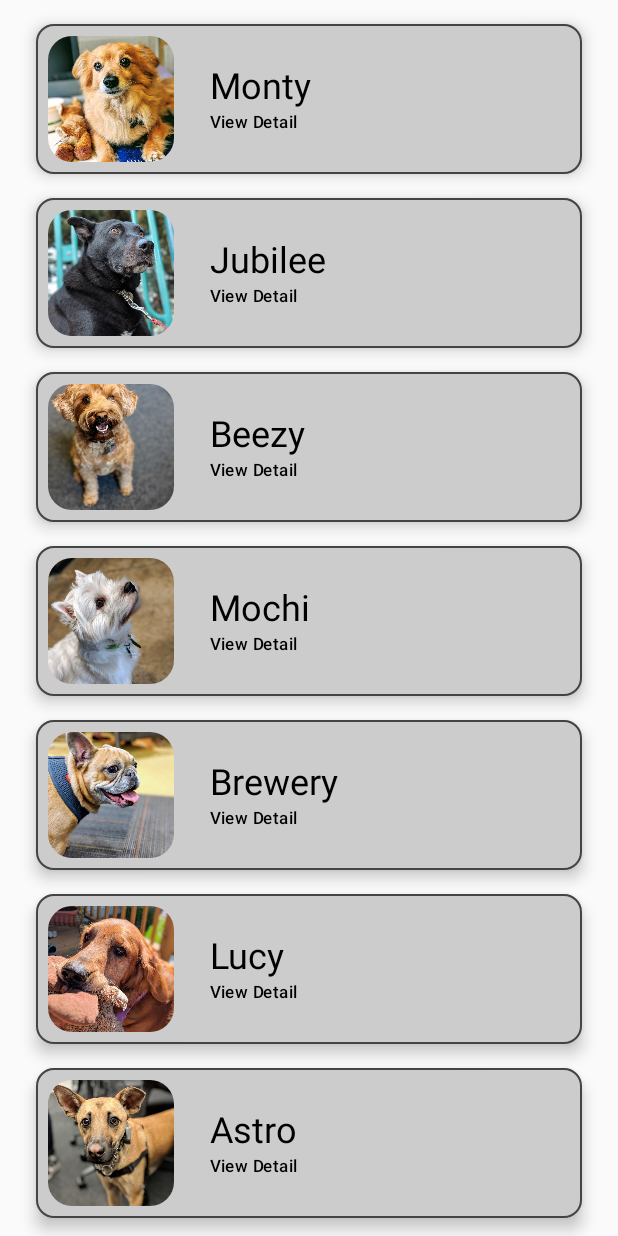
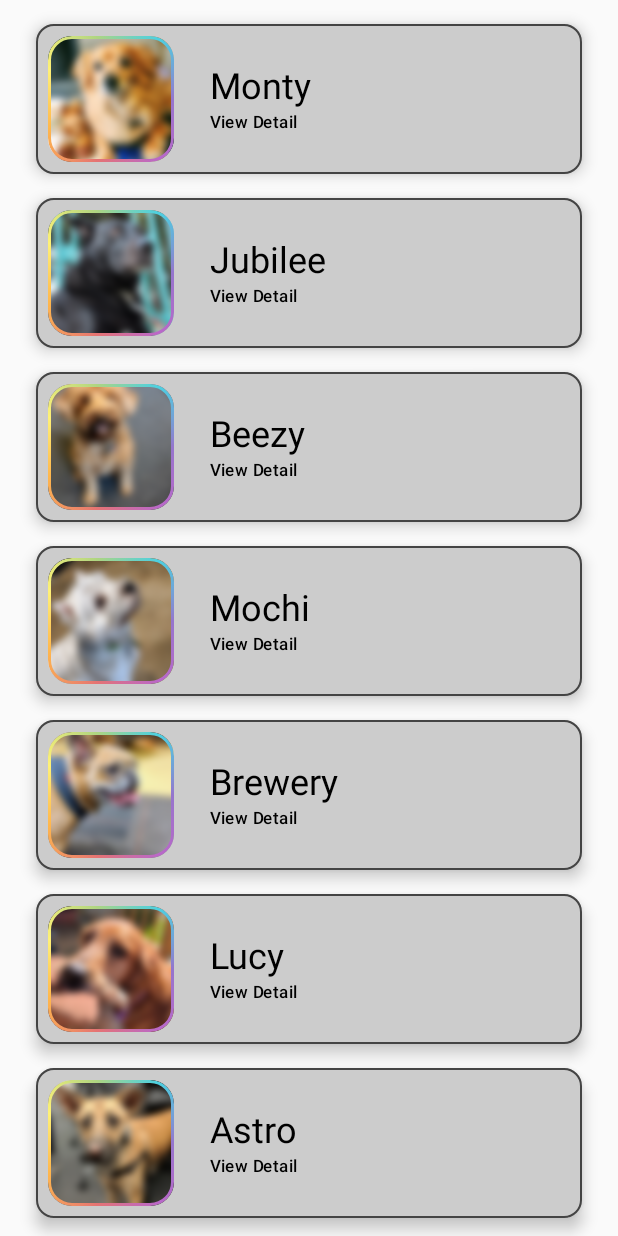
Before and after one commit to hritz23/ListInCompose, an Android app built with Jetpack Compose: the screen it shows after launch (MainActivity), on a phone screen of 412 x 824 dp. Run offline under Robolectric (Android 15) with nearby library versions, the phone set to English and light mode, and no system bars.

Commit message:
added rainbow border and blur to image

```diff
--- a/app/src/main/java/com/example/listincompose/MainActivity.kt
+++ b/app/src/main/java/com/example/listincompose/MainActivity.kt
@@ -6,6 +6,7 @@ import androidx.activity.ComponentActivity
 import androidx.activity.compose.setContent
 import androidx.compose.foundation.BorderStroke
 import androidx.compose.foundation.Image
+import androidx.compose.foundation.border
 import androidx.compose.foundation.clickable
 import androidx.compose.foundation.layout.Column
 import androidx.compose.foundation.layout.PaddingValues
@@ -25,7 +26,9 @@ import androidx.compose.runtime.Composable
 import androidx.compose.runtime.remember
 import androidx.compose.ui.Alignment
 import androidx.compose.ui.Modifier
+import androidx.compose.ui.draw.blur
 import androidx.compose.ui.draw.clip
+import androidx.compose.ui.graphics.Brush
 import androidx.compose.ui.graphics.Color
 import androidx.compose.ui.layout.ContentScale
 import androidx.compose.ui.platform.LocalContext
@@ -60,7 +63,6 @@ class MainActivity : ComponentActivity() {
                 }
             })
         }
-
     }
 }
 
@@ -124,6 +126,20 @@ fun BarkHomeContent(navController: NavController) {
 
 @Composable
 fun PuppyListItem(puppy: Puppy, onItemClick: (Puppy) -> Unit) {
+    val rainbowColorsBrush = remember {
+        Brush.sweepGradient(
+            listOf(
+                Color(0xFF9575CD),
+                Color(0xFFBA68C8),
+                Color(0xFFE57373),
+                Color(0xFFFFB74D),
+                Color(0xFFFFF176),
+                Color(0xFFAED581),
+                Color(0xFF4DD0E1),
+                Color(0xFF9575CD)
+            )
+        )
+    }
     Card(
         modifier = Modifier
             .padding(8.dp)
@@ -134,7 +150,7 @@ fun PuppyListItem(puppy: Puppy, onItemClick: (Puppy) -> Unit) {
         border = BorderStroke(1.dp, Color.DarkGray)
 
     ) {
-        Row() {
+        Row {
             Image(
                 painter = painterResource(puppy.imageId),
                 contentDescription = null,
@@ -143,6 +159,8 @@ fun PuppyListItem(puppy: Puppy, onItemClick: (Puppy) -> Unit) {
                     .padding(8.dp)
                     .size(84.dp)
                     .clip(RoundedCornerShape(16.dp))
+                    .border(BorderStroke(2.dp, rainbowColorsBrush), RoundedCornerShape(16.dp))
+                    .blur(radius = 4.dp)
             )
             Column(
                 modifier = Modifier
```
